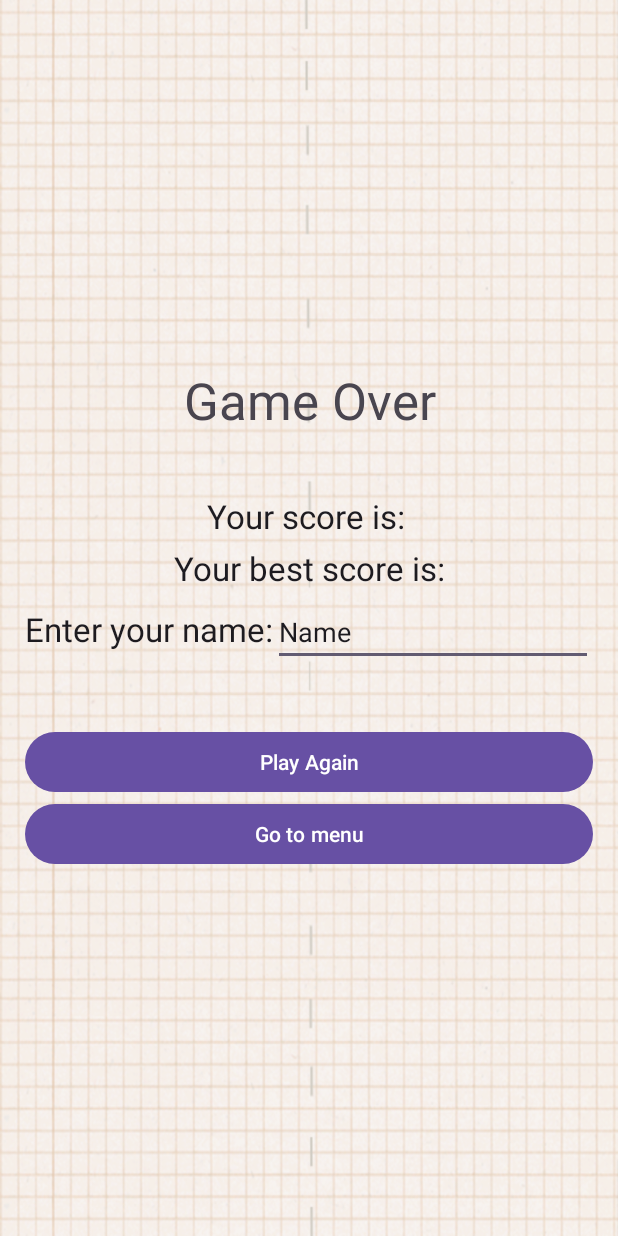
After one commit to YnovXeaphones/android-jump, an Android app: the layout activity_game_over_screen.xml on its own in the app's theme, with its tools: preview values and no code run, on a phone screen of 412 x 824 dp. The commit adds this screen. Run offline under Robolectric (Android 15) with nearby library versions, the phone set to English and light mode, and no system bars.

Commit message:
Added new gameOver Screen

```diff
--- a/app/src/main/java/com/example/myapplication/Character.java
+++ b/app/src/main/java/com/example/myapplication/Character.java
@@ -44,10 +44,6 @@ public class Character {
             currentYVelocity = jumpForce;
             canJump = false;
         }
-    }
-
-    private boolean isOnPlatform() {
-        return false;
     }
 
     public void setCanJump(boolean canJump) {
--- a/app/src/main/java/com/example/myapplication/GameActivity.java
+++ b/app/src/main/java/com/example/myapplication/GameActivity.java
@@ -3,6 +3,7 @@ package com.example.myapplication;
 import androidx.appcompat.app.AlertDialog;
 import androidx.appcompat.app.AppCompatActivity;
 
+import android.content.Context;
 import android.content.DialogInterface;
 import android.content.Intent;
 import android.graphics.Point;
@@ -12,8 +13,8 @@ import android.view.WindowManager;
 public class GameActivity extends AppCompatActivity {
     private GameView gameView;
 
-    public static Intent getIntent(MainActivity mainActivity) {
-        return new Intent(mainActivity, GameActivity.class);
+    public static Intent getIntent(Context context) {
+        return new Intent(context, GameActivity.class);
     }
 
     @Override
--- a/app/src/main/java/com/example/myapplication/MainActivity.java
+++ b/app/src/main/java/com/example/myapplication/MainActivity.java
@@ -2,11 +2,17 @@ package com.example.myapplication;
 
 import androidx.appcompat.app.AppCompatActivity;
 
+import android.content.Context;
+import android.content.Intent;
 import android.os.Bundle;
 import android.view.WindowManager;
 import android.widget.Button;
 
 public class MainActivity extends AppCompatActivity {
+
+    public static Intent getIntent(Context context) {
+        return new Intent(context, MainActivity.class);
+    }
 
     @Override
     protected void onCreate(Bundle savedInstanceState) {
--- /dev/null
+++ b/app/src/main/res/layout/activity_game_over_screen.xml
@@ -0,0 +1,92 @@
+<?xml version="1.0" encoding="utf-8"?>
+<androidx.constraintlayout.widget.ConstraintLayout xmlns:android="http://schemas.android.com/apk/res/android"
+    xmlns:app="http://schemas.android.com/apk/res-auto"
+    xmlns:tools="http://schemas.android.com/tools"
+    android:layout_width="match_parent"
+    android:layout_height="match_parent"
+    tools:context=".GameActivity">
+
+    <ImageView
+        android:id="@+id/imageView"
+        android:layout_width="match_parent"
+        android:layout_height="match_parent"
+        android:scaleType="fitXY"
+        android:src="@drawable/background" />
+
+    <LinearLayout
+        android:layout_width="wrap_content"
+        android:layout_height="wrap_content"
+        android:orientation="vertical"
+        app:layout_constraintBottom_toBottomOf="parent"
+        app:layout_constraintEnd_toEndOf="parent"
+        app:layout_constraintStart_toStartOf="parent"
+        app:layout_constraintTop_toTopOf="parent">
+
+        <TextView
+            android:id="@+id/titleText"
+            android:layout_width="match_parent"
+            android:layout_height="wrap_content"
+            android:layout_marginBottom="40dp"
+            android:alpha="1"
+            android:gravity="center"
+            android:text="Game Over"
+            android:textAppearance="@style/TextAppearance.AppCompat.Display1" />
+
+        <TextView
+            android:id="@+id/scoreText"
+            android:layout_width="match_parent"
+            android:layout_height="wrap_content"
+            android:layout_marginBottom="5dp"
+            android:alpha="1"
+            android:gravity="center"
+            android:text="Your score is: "
+            android:textAppearance="@style/TextAppearance.AppCompat.Large" />
+
+        <TextView
+            android:id="@+id/highScoreText"
+            android:layout_width="match_parent"
+            android:layout_height="wrap_content"
+            android:alpha="1"
+            android:gravity="center"
+            android:text="Your best score is:"
+            android:layout_marginBottom="5dp"
+            android:textAppearance="@style/TextAppearance.AppCompat.Large" />
+
+        <LinearLayout
+            android:layout_width="match_parent"
+            android:layout_height="match_parent"
+            android:layout_marginBottom="40dp"
+            android:orientation="horizontal">
+
+            <TextView
+                android:id="@+id/usernameText"
+                android:layout_width="wrap_content"
+                android:layout_height="wrap_content"
+                android:layout_weight="1"
+                android:text="Enter your name:"
+                android:textAppearance="@style/TextAppearance.AppCompat.Large" />
+
+            <EditText
+                android:id="@+id/usernameInput"
+                android:layout_width="wrap_content"
+                android:layout_height="wrap_content"
+                android:layout_weight="1"
+                android:ems="10"
+                android:inputType="text"
+                android:text="Name" />
+        </LinearLayout>
+
+        <Button
+            android:id="@+id/restartButton"
+            android:layout_width="match_parent"
+            android:layout_height="wrap_content"
+            android:text="Play Again" />
+
+        <Button
+            android:id="@+id/menuButton"
+            android:layout_width="match_parent"
+            android:layout_height="wrap_content"
+            android:text="Go to menu" />
+
+    </LinearLayout>
+</androidx.constraintlayout.widget.ConstraintLayout>
```
Also changed, not shown: app/src/main/java/com/example/myapplication/GameView.java (+96 -4 lines).
